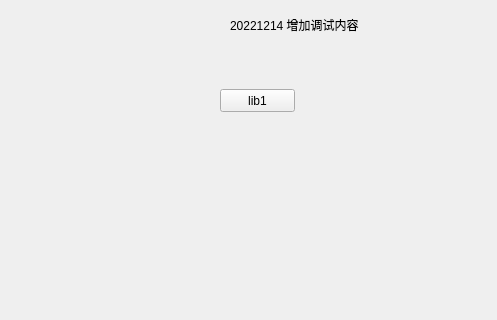
This is ProjectGlory/ui/mainwindow.ui in cxy510/VscodeQt as Qt 5 draws it before an edit; both pictures show x 0 to 497 and y 91 to 411 of the 800 by 600 pixel window. The edited form follows.
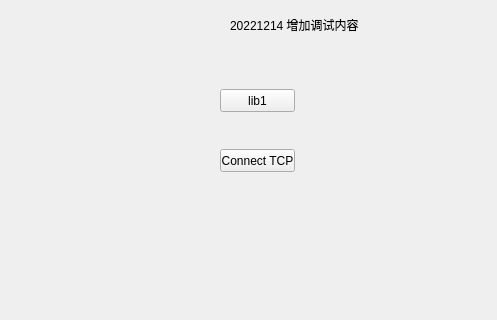
This is the edited form.

Patch:
```diff
--- a/ProjectGlory/ui/mainwindow.ui
+++ b/ProjectGlory/ui/mainwindow.ui
@@ -40,6 +40,19 @@
      <string>lib1</string>
     </property>
    </widget>
+   <widget class="QPushButton" name="btn_conect">
+    <property name="geometry">
+     <rect>
+      <x>220</x>
+      <y>240</y>
+      <width>75</width>
+      <height>23</height>
+     </rect>
+    </property>
+    <property name="text">
+     <string>Connect TCP</string>
+    </property>
+   </widget>
   </widget>
   <widget class="QMenuBar" name="menubar">
    <property name="geometry">
```
